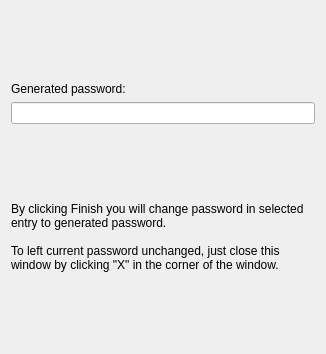
Old version of the form dialogs/PasswordGeneratorDialogPage3.ui in the repository veaceslav/qpass-qt5.
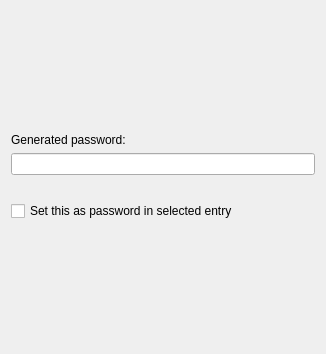
New version of the form.

Commit message:
Moved generate password button to top menu
It required some changes in PasswordGeneratorDialog, but now user
can generate password without any selected entry

The edit to the form file:
```diff
--- a/dialogs/PasswordGeneratorDialogPage3.ui
+++ b/dialogs/PasswordGeneratorDialogPage3.ui
@@ -46,23 +46,21 @@
      <property name="orientation">
       <enum>Qt::Vertical</enum>
      </property>
+     <property name="sizeType">
+      <enum>QSizePolicy::Fixed</enum>
+     </property>
      <property name="sizeHint" stdset="0">
       <size>
        <width>20</width>
-       <height>58</height>
+       <height>20</height>
       </size>
      </property>
     </spacer>
    </item>
    <item>
-    <widget class="QLabel" name="label_7">
+    <widget class="QCheckBox" name="setAsPasswordBox">
      <property name="text">
-      <string>By clicking Finish you will change password in selected entry to generated password.
-
-To left current password unchanged, just close this window by clicking &quot;X&quot; in the corner of the window. </string>
-     </property>
-     <property name="wordWrap">
-      <bool>true</bool>
+      <string>Set this as password in selected entry</string>
      </property>
     </widget>
    </item>
```
The commit also changes 4 other files.
